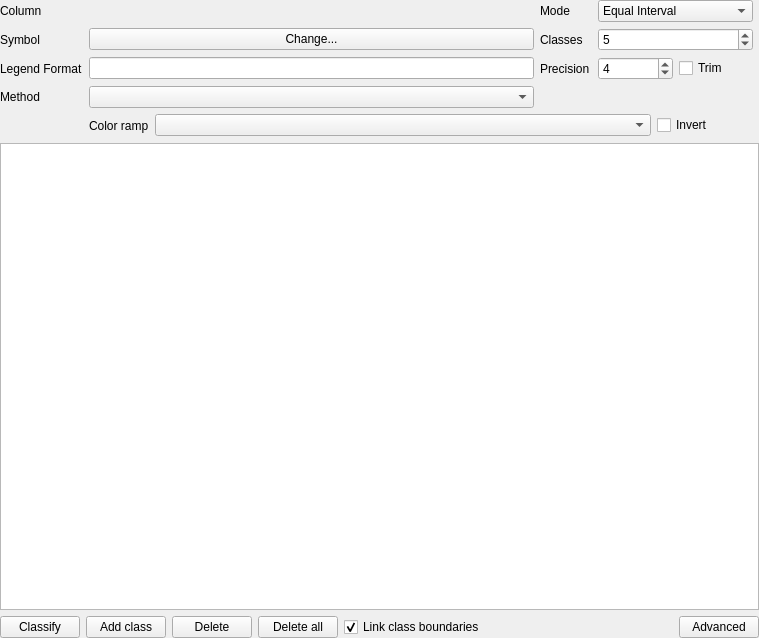
Before: the Qt Designer form src/ui/qgsgraduatedsymbolrendererv2widget.ui in carsmie/QGIS, drawn with Qt 5.
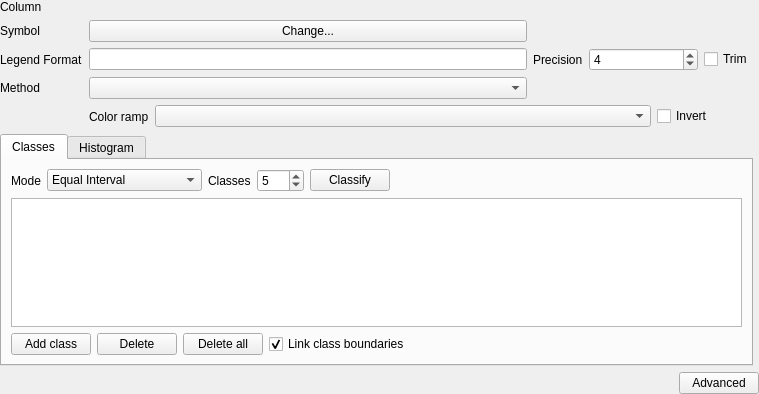
After: the same form once the commit is applied. Custom widgets are drawn as their Qt base class.

Commit message:
[FEATURE] Add a graphical histogram for the graduated renderer
This adds a new histogram tab to the graduated renderer, which
shows an interactive histogram of the values from the assigned
field or expression. Class breaks can be moved or added using
the histogram widget.

A base class, QgsHistogramWidget, has been created to display
histograms for a field or expression. In future this could be
used to show a histogram within a "selection statistics" panel.

Sponsored by ADUGA (http://www.aduga.org)

What changed in the file:
```diff
--- a/src/ui/qgsgraduatedsymbolrendererv2widget.ui
+++ b/src/ui/qgsgraduatedsymbolrendererv2widget.ui
@@ -7,53 +7,213 @@
     <x>0</x>
     <y>0</y>
     <width>759</width>
-    <height>638</height>
+    <height>394</height>
    </rect>
   </property>
-  <layout class="QGridLayout" name="gridLayout" rowstretch="0,1,0,0">
-   <property name="margin">
+  <layout class="QGridLayout" name="gridLayout" rowstretch="0,1,0">
+   <property name="leftMargin">
     <number>0</number>
    </property>
-   <item row="3" column="0" colspan="4">
+   <property name="topMargin">
+    <number>0</number>
+   </property>
+   <property name="rightMargin">
+    <number>0</number>
+   </property>
+   <property name="bottomMargin">
+    <number>0</number>
+   </property>
+   <item row="1" column="0">
+    <widget class="QTabWidget" name="tabWidget">
+     <property name="currentIndex">
+      <number>0</number>
+     </property>
+     <widget class="QWidget" name="tab">
+      <attribute name="title">
+       <string>Classes</string>
+      </attribute>
+      <layout class="QVBoxLayout" name="verticalLayout">
+       <item>
+        <layout class="QHBoxLayout" name="horizontalLayout_5">
+         <item>
+          <widget class="QLabel" name="label_8">
+           <property name="text">
+            <string>Mode</string>
+           </property>
+           <property name="buddy">
+            <cstring>cboGraduatedMode</cstring>
+           </property>
+          </widget>
+         </item>
+         <item>
+          <widget class="QComboBox" name="cboGraduatedMode">
+           <item>
+            <property name="text">
+             <string>Equal Interval</string>
+            </property>
+           </item>
+           <item>
+            <property name="text">
+             <string>Quantile (Equal Count)</string>
+            </property>
+           </item>
+           <item>
+            <property name="text">
+             <string>Natural Breaks (Jenks)</string>
+            </property>
+           </item>
+           <item>
+            <property name="text">
+             <string>Standard Deviation</string>
+            </property>
+           </item>
+           <item>
+            <property name="text">
+             <string>Pretty Breaks</string>
+            </property>
+           </item>
+          </widget>
+         </item>
+         <item>
+          <widget class="QLabel" name="label_5">
+           <property name="text">
+            <string>Classes</string>
+           </property>
+           <property name="buddy">
+            <cstring>spinGraduatedClasses</cstring>
+           </property>
+          </widget>
+         </item>
+         <item>
+          <widget class="QSpinBox" name="spinGraduatedClasses">
+           <property name="sizePolicy">
+            <sizepolicy hsizetype="Minimum" vsizetype="Fixed">
+             <horstretch>0</horstretch>
+             <verstretch>0</verstretch>
+            </sizepolicy>
+           </property>
+           <property name="minimum">
+            <number>1</number>
+           </property>
+           <property name="maximum">
+            <number>999</number>
+           </property>
+           <property name="value">
+            <number>5</number>
+           </property>
+          </widget>
+         </item>
+         <item>
+          <widget class="QPushButton" name="btnGraduatedClassify">
+           <property name="text">
+            <string>Classify</string>
+           </property>
+          </widget>
+         </item>
+         <item>
+          <spacer name="horizontalSpacer_4">
+           <property name="orientation">
+            <enum>Qt::Horizontal</enum>
+           </property>
+           <property name="sizeHint" stdset="0">
+            <size>
+             <width>40</width>
+             <height>20</height>
+            </size>
+           </property>
+          </spacer>
+         </item>
+        </layout>
+       </item>
+       <item>
+        <widget class="QTreeView" name="viewGraduated">
+         <property name="contextMenuPolicy">
+          <enum>Qt::CustomContextMenu</enum>
+         </property>
+         <property name="showDropIndicator" stdset="0">
+          <bool>true</bool>
+         </property>
+         <property name="dragDropMode">
+          <enum>QAbstractItemView::InternalMove</enum>
+         </property>
+         <property name="selectionMode">
+          <enum>QAbstractItemView::ExtendedSelection</enum>
+         </property>
+         <property name="rootIsDecorated">
+          <bool>false</bool>
+         </property>
+         <property name="itemsExpandable">
+          <bool>false</bool>
+         </property>
+         <property name="sortingEnabled">
+          <bool>true</bool>
+         </property>
+        </widget>
+       </item>
+       <item>
+        <layout class="QHBoxLayout" name="horizontalLayout_3">
+         <item>
+          <widget class="QPushButton" name="btnGraduatedAdd">
+           <property name="text">
+            <string>Add class</string>
+           </property>
+          </widget>
+         </item>
+         <item>
+          <widget class="QPushButton" name="btnGraduatedDelete">
+           <property name="text">
+            <string>Delete</string>
+           </property>
+          </widget>
+         </item>
+         <item>
+          <widget class="QPushButton" name="btnDeleteAllClasses">
+           <property name="text">
+            <string>Delete all</string>
+           </property>
+          </widget>
+         </item>
+         <item>
+          <widget class="QCheckBox" name="cbxLinkBoundaries">
+           <property name="text">
+            <string>Link class boundaries</string>
+           </property>
+           <property name="checked">
+            <bool>true</bool>
+           </property>
+          </widget>
+         </item>
+         <item>
+          <spacer name="horizontalSpacer_2">
+           <property name="orientation">
+            <enum>Qt::Horizontal</enum>
+           </property>
+           <property name="sizeHint" stdset="0">
+            <size>
+             <width>40</width>
+             <height>20</height>
+            </size>
+           </property>
+          </spacer>
+         </item>
+        </layout>
+       </item>
+      </layout>
+     </widget>
+     <widget class="QWidget" name="tab_2">
+      <attribute name="title">
+       <string>Histogram</string>
+      </attribute>
+      <layout class="QVBoxLayout" name="verticalLayout_2" stretch="0">
+       <item>
+        <widget class="QgsGraduatedHistogramWidget" name="mHistogramWidget" native="true"/>
+       </item>
+      </layout>
+     </widget>
+    </widget>
+   </item>
+   <item row="2" column="0" colspan="2">
     <layout class="QHBoxLayout" name="_2">
-     <item>
-      <widget class="QPushButton" name="btnGraduatedClassify">
-       <property name="text">
-        <string>Classify</string>
-       </property>
-      </widget>
-     </item>
-     <item>
-      <widget class="QPushButton" name="btnGraduatedAdd">
-       <property name="text">
-        <string>Add class</string>
-       </property>
-      </widget>
-     </item>
-     <item>
-      <widget class="QPushButton" name="btnGraduatedDelete">
-       <property name="text">
-        <string>Delete</string>
-       </property>
-      </widget>
-     </item>
-     <item>
-      <widget class="QPushButton" name="btnDeleteAllClasses">
-       <property name="text">
-        <string>Delete all</string>
-       </property>
-      </widget>
-     </item>
-     <item>
-      <widget class="QCheckBox" name="cbxLinkBoundaries">
-       <property name="text">
-        <string>Link class boundaries</string>
-       </property>
-       <property name="checked">
-        <bool>true</bool>
-       </property>
-      </widget>
-     </item>
      <item>
       <spacer>
        <property name="orientation">
@@ -76,11 +236,22 @@
      </item>
     </layout>
    </item>
-   <item row="0" column="0" colspan="4">
-    <layout class="QGridLayout">
+   <item row="0" column="0" colspan="2">
+    <layout class="QGridLayout" columnstretch="0,3,0,0,1,0">
      <property name="rightMargin">
       <number>6</number>
      </property>
+     <item row="2" column="1" colspan="2">
+      <widget class="QLineEdit" name="txtLegendFormat">
+       <property name="toolTip">
+        <string>Template for the legend text associated with each classification.  
+Use &quot;%1&quot; for the lower bound of the classification, and &quot;%2&quot; for the upper bound.</string>
+       </property>
+       <property name="alignment">
+        <set>Qt::AlignLeading|Qt::AlignLeft|Qt::AlignVCenter</set>
+       </property>
+      </widget>
+     </item>
      <item row="2" column="4">
       <layout class="QHBoxLayout" name="horizontalLayout_7">
        <item>
@@ -107,45 +278,65 @@
          </property>
         </widget>
        </item>
-       <item>
-        <widget class="QCheckBox" name="cbxTrimTrailingZeroes">
-         <property name="toolTip">
-          <string>Check to remove trailing zeroes after the decimal point from the upper and lower values in the legend.</string>
-         </property>
-         <property name="text">
-          <string>Trim</string>
-         </property>
-        </widget>
-       </item>
       </layout>
      </item>
-     <item row="0" column="4">
-      <widget class="QComboBox" name="cboGraduatedMode">
-       <item>
-        <property name="text">
-         <string>Equal Interval</string>
-        </property>
-       </item>
-       <item>
-        <property name="text">
-         <string>Quantile (Equal Count)</string>
-        </property>
-       </item>
-       <item>
-        <property name="text">
-         <string>Natural Breaks (Jenks)</string>
-        </property>
-       </item>
-       <item>
-        <property name="text">
-         <string>Standard Deviation</string>
-        </property>
-       </item>
-       <item>
-        <property name="text">
-         <string>Pretty Breaks</string>
-        </property>
-       </item>
+     <item row="0" column="0">
+      <widget class="QLabel" name="label_4">
+       <property name="text">
+        <string>Column</string>
+       </property>
+      </widget>
+     </item>
+     <item row="0" column="1" colspan="2">
+      <widget class="QgsFieldExpressionWidget" name="mExpressionWidget" native="true">
+       <property name="minimumSize">
+        <size>
+         <width>10</width>
+         <height>0</height>
+        </size>
+       </property>
+       <property name="maximumSize">
+        <size>
+         <width>500</width>
+         <height>16777215</height>
+        </size>
+       </property>
+       <property name="focusPolicy">
+        <enum>Qt::StrongFocus</enum>
+       </property>
+      </widget>
+     </item>
+     <item row="1" column="1" colspan="2">
+      <widget class="QPushButton" name="btnChangeGraduatedSymbol">
+       <property name="sizePolicy">
+        <sizepolicy hsizetype="Minimum" vsizetype="Fixed">
+         <horstretch>1</horstretch>
+         <verstretch>0</verstretch>
+        </sizepolicy>
+       </property>
+       <property name="text">
+        <string>Change...</string>
+       </property>
+      </widget>
+     </item>
+     <item row="2" column="3">
+      <widget class="QLabel" name="label_16">
+       <property name="text">
+        <string>Precision</string>
+       </property>
+       <property name="buddy">
+        <cstring>spinPrecision</cstring>
+       </property>
+      </widget>
+     </item>
+     <item row="1" column="0">
+      <widget class="QLabel" name="label_6">
+       <property name="text">
+        <string>Symbol</string>
+       </property>
+       <property name="buddy">
+        <cstring>btnChangeGraduatedSymbol</cstring>
+       </property>
       </widget>
      </item>
      <item row="3" column="0">
@@ -155,35 +346,6 @@
        </property>
       </widget>
      </item>
-     <item row="1" column="3">
-      <widget class="QLabel" name="label_5">
-       <property name="text">
-        <string>Classes</string>
-       </property>
-       <property name="buddy">
-        <cstring>spinGraduatedClasses</cstring>
-       </property>
-      </widget>
-     </item>
-     <item row="1" column="4">
-      <widget class="QSpinBox" name="spinGraduatedClasses">
-       <property name="sizePolicy">
-        <sizepolicy hsizetype="Minimum" vsizetype="Fixed">
-         <horstretch>0</horstretch>
-         <verstretch>0</verstretch>
-        </sizepolicy>
-       </property>
-       <property name="minimum">
-        <number>1</number>
-       </property>
-       <property name="maximum">
-        <number>999</number>
-       </property>
-       <property name="value">
-        <number>5</number>
-       </property>
-      </widget>
-     </item>
      <item row="2" column="0">
       <widget class="QLabel" name="label">
        <property name="text">
@@ -197,17 +359,20 @@
        </property>
       </widget>
      </item>
-     <item row="0" column="3">
-      <widget class="QLabel" name="label_8">
+     <item row="3" column="1" colspan="2">
+      <widget class="QComboBox" name="methodComboBox"/>
+     </item>
+     <item row="2" column="5">
+      <widget class="QCheckBox" name="cbxTrimTrailingZeroes">
+       <property name="toolTip">
+        <string>Check to remove trailing zeroes after the decimal point from the upper and lower values in the legend.</string>
+       </property>
        <property name="text">
-        <string>Mode</string>
-       </property>
-       <property name="buddy">
-        <cstring>cboGraduatedMode</cstring>
+        <string>Trim</string>
        </property>
       </widget>
      </item>
-     <item row="4" column="1" colspan="4">
+     <item row="4" column="1" colspan="5">
       <widget class="QStackedWidget" name="mMethodStackedWidget">
        <property name="sizePolicy">
         <sizepolicy hsizetype="Preferred" vsizetype="Minimum">
@@ -226,7 +391,16 @@
        </property>
        <widget class="QWidget" name="page">
         <layout class="QHBoxLayout" name="horizontalLayout_2" stretch="0,1,0,0">
-         <property name="margin">
+         <property name="leftMargin">
+          <number>0</number>
+         </property>
+         <property name="topMargin">
+          <number>0</number>
+         </property>
+         <property name="rightMargin">
+          <number>0</number>
+         </property>
+         <property name="bottomMargin">
           <number>0</number>
          </property>
          <item>
@@ -266,7 +440,16 @@
        </widget>
        <widget class="QWidget" name="page_2">
         <layout class="QHBoxLayout" name="horizontalLayout" stretch="0,1,0,1,1">
-         <property name="margin">
+         <property name="leftMargin">
+          <number>0</number>
+         </property>
+         <property name="topMargin">
+          <number>0</number>
+         </property>
+         <property name="rightMargin">
+          <number>0</number>
+         </property>
+         <property name="bottomMargin">
           <number>0</number>
          </property>
          <item>
@@ -293,7 +476,7 @@
            <property name="value">
             <double>1.000000000000000</double>
            </property>
-           <property name="showClearButton">
+           <property name="showClearButton" stdset="0">
             <bool>false</bool>
            </property>
           </widget>
@@ -319,7 +502,7 @@
            <property name="value">
             <double>10.000000000000000</double>
            </property>
-           <property name="showClearButton">
+           <property name="showClearButton" stdset="0">
             <bool>false</bool>
            </property>
           </widget>
@@ -341,106 +524,8 @@
        </widget>
       </widget>
      </item>
-     <item row="1" column="0">
-      <widget class="QLabel" name="label_6">
-       <property name="text">
-        <string>Symbol</string>
-       </property>
-       <property name="buddy">
-        <cstring>btnChangeGraduatedSymbol</cstring>
-       </property>
-      </widget>
-     </item>
-     <item row="2" column="3">
-      <widget class="QLabel" name="label_16">
-       <property name="text">
-        <string>Precision</string>
-       </property>
-       <property name="buddy">
-        <cstring>spinPrecision</cstring>
-       </property>
-      </widget>
-     </item>
-     <item row="0" column="0">
-      <widget class="QLabel" name="label_4">
-       <property name="text">
-        <string>Column</string>
-       </property>
-      </widget>
-     </item>
-     <item row="0" column="1" colspan="2">
-      <widget class="QgsFieldExpressionWidget" name="mExpressionWidget">
-       <property name="minimumSize">
-        <size>
-         <width>10</width>
-         <height>0</height>
-        </size>
-       </property>
-       <property name="maximumSize">
-        <size>
-         <width>500</width>
-         <height>16777215</height>
-        </size>
-       </property>
-       <property name="focusPolicy">
-        <enum>Qt::StrongFocus</enum>
-       </property>
-      </widget>
-     </item>
-     <item row="2" column="1" colspan="2">
-      <widget class="QLineEdit" name="txtLegendFormat">
-       <property name="toolTip">
-        <string>Template for the legend text associated with each classification.  
-Use &quot;%1&quot; for the lower bound of the classification, and &quot;%2&quot; for the upper bound.</string>
-       </property>
-       <property name="alignment">
-        <set>Qt::AlignLeading|Qt::AlignLeft|Qt::AlignVCenter</set>
-       </property>
-      </widget>
-     </item>
-     <item row="1" column="1" colspan="2">
-      <widget class="QPushButton" name="btnChangeGraduatedSymbol">
-       <property name="sizePolicy">
-        <sizepolicy hsizetype="Minimum" vsizetype="Fixed">
-         <horstretch>1</horstretch>
-         <verstretch>0</verstretch>
-        </sizepolicy>
-       </property>
-       <property name="text">
-        <string>Change...</string>
-       </property>
-      </widget>
-     </item>
-     <item row="3" column="1" colspan="2">
-      <widget class="QComboBox" name="methodComboBox"/>
-     </item>
     </layout>
    </item>
-   <item row="1" column="0" rowspan="2" colspan="4">
-    <widget class="QTreeView" name="viewGraduated">
-     <property name="contextMenuPolicy">
-      <enum>Qt::CustomContextMenu</enum>
-     </property>
-     <property name="showDropIndicator" stdset="0">
-      <bool>true</bool>
-     </property>
-     <property name="dragDropMode">
-      <enum>QAbstractItemView::InternalMove</enum>
-     </property>
-     <property name="selectionMode">
-      <enum>QAbstractItemView::ExtendedSelection</enum>
-     </property>
-     <property name="rootIsDecorated">
-      <bool>false</bool>
-     </property>
-     <property name="itemsExpandable">
-      <bool>false</bool>
-     </property>
-     <property name="sortingEnabled">
-      <bool>true</bool>
-     </property>
-    </widget>
-   </item>
   </layout>
  </widget>
  <customwidgets>
@@ -449,6 +534,12 @@
    <extends>QDoubleSpinBox</extends>
    <header>qgsdoublespinbox.h</header>
   </customwidget>
+  <customwidget>
+   <class>QgsUnitSelectionWidget</class>
+   <extends>QWidget</extends>
+   <header>qgsunitselectionwidget.h</header>
+   <container>1</container>
+  </customwidget>
   <customwidget>
    <class>QgsFieldExpressionWidget</class>
    <extends>QWidget</extends>
@@ -461,32 +552,23 @@
    <header>qgscolorrampcombobox.h</header>
   </customwidget>
   <customwidget>
-   <class>QgsUnitSelectionWidget</class>
+   <class>QgsGraduatedHistogramWidget</class>
    <extends>QWidget</extends>
-   <header>qgsunitselectionwidget.h</header>
+   <header>qgsgraduatedhistogramwidget.h</header>
    <container>1</container>
   </customwidget>
  </customwidgets>
  <tabstops>
   <tabstop>mExpressionWidget</tabstop>
-  <tabstop>cboGraduatedMode</tabstop>
   <tabstop>btnChangeGraduatedSymbol</tabstop>
-  <tabstop>spinGraduatedClasses</tabstop>
   <tabstop>txtLegendFormat</tabstop>
   <tabstop>spinPrecision</tabstop>
-  <tabstop>cbxTrimTrailingZeroes</tabstop>
   <tabstop>methodComboBox</tabstop>
   <tabstop>cboGraduatedColorRamp</tabstop>
   <tabstop>cbxInvertedColorRamp</tabstop>
   <tabstop>minSizeSpinBox</tabstop>
   <tabstop>maxSizeSpinBox</tabstop>
   <tabstop>mSizeUnitWidget</tabstop>
-  <tabstop>viewGraduated</tabstop>
-  <tabstop>btnGraduatedClassify</tabstop>
-  <tabstop>btnGraduatedAdd</tabstop>
-  <tabstop>btnGraduatedDelete</tabstop>
-  <tabstop>btnDeleteAllClasses</tabstop>
-  <tabstop>cbxLinkBoundaries</tabstop>
   <tabstop>btnAdvanced</tabstop>
  </tabstops>
  <resources/>
```
The commit also changes 16 other files.
